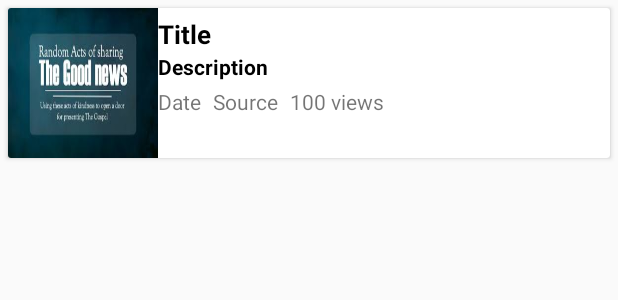
After one commit to Yellowbeard-26/News-App, an Android app: the layout items_news.xml on its own in the app's theme, with its tools: preview values and no code run, on a phone screen of 412 x 824 dp. The commit adds this screen. Shown: the top 300 px of the screen. Run offline under Robolectric (Android 15) with nearby library versions, the phone set to English and light mode, and no system bars.

Commit message:
News App

```diff
--- /dev/null
+++ b/app/src/main/res/layout/items_news.xml
@@ -0,0 +1,100 @@
+<?xml version="1.0" encoding="utf-8"?>
+<androidx.cardview.widget.CardView
+    xmlns:android="http://schemas.android.com/apk/res/android"
+    xmlns:app="http://schemas.android.com/apk/res-auto"
+    xmlns:tools="http://schemas.android.com/tools"
+    android:layout_width="match_parent"
+    android:layout_height="wrap_content"
+    android:clickable="true"
+    android:layout_margin="5dp"
+    android:focusable="true"
+    android:foreground="?attr/selectableItemBackground"
+    android:orientation="vertical">
+
+    <androidx.constraintlayout.widget.ConstraintLayout
+        android:layout_width="match_parent"
+        android:layout_height="wrap_content">
+
+        <TextView
+            android:id="@+id/news_desc"
+            android:layout_width="0dp"
+            android:layout_height="wrap_content"
+            android:layout_below="@id/news_title"
+            android:layout_toEndOf="@id/news_image"
+            android:layout_toRightOf="@id/news_image"
+            android:lineSpacingExtra="5dp"
+            android:maxLines="2"
+            android:paddingEnd="10dp"
+            android:paddingRight="10dp"
+            android:text="Description"
+            android:textColor="@color/black"
+            android:textSize="14sp"
+            android:textStyle="bold"
+            app:layout_constraintEnd_toEndOf="parent"
+            app:layout_constraintStart_toEndOf="@+id/news_image"
+            app:layout_constraintTop_toBottomOf="@+id/news_title"
+            />
+
+        <TextView
+            android:id="@+id/news_title"
+            android:layout_width="0dp"
+            android:layout_height="wrap_content"
+            android:layout_marginTop="5dp"
+            android:layout_toEndOf="@id/news_image"
+            android:layout_toRightOf="@id/news_image"
+            android:lineSpacingExtra="5dp"
+            android:maxLines="3"
+            android:paddingEnd="10dp"
+            android:paddingRight="10dp"
+            android:text="Title"
+            android:textColor="@color/black"
+            android:textSize="17sp"
+            android:textStyle="bold"
+            app:layout_constraintEnd_toEndOf="parent"
+            app:layout_constraintStart_toEndOf="@+id/news_image"
+            app:layout_constraintTop_toTopOf="parent" />
+
+        <ImageView
+            android:id="@+id/news_image"
+            android:layout_width="100dp"
+            android:layout_height="100dp"
+            android:adjustViewBounds="true"
+            android:scaleType="fitXY"
+            android:src="@drawable/img4"
+            app:layout_constraintBottom_toBottomOf="parent"
+            app:layout_constraintStart_toStartOf="parent"
+            app:layout_constraintTop_toTopOf="parent" />
+
+        <TextView
+            android:id="@+id/news_date"
+            android:layout_width="wrap_content"
+            android:layout_height="wrap_content"
+            android:text="Date"
+            app:layout_constraintBaseline_toBaselineOf="@+id/news_source"
+            app:layout_constraintStart_toEndOf="@+id/news_image" />
+
+        <TextView
+            android:id="@+id/news_source"
+            android:layout_width="wrap_content"
+            android:layout_height="wrap_content"
+            android:layout_marginStart="8dp"
+            android:layout_marginLeft="8dp"
+            android:text="Source"
+            app:layout_constraintBaseline_toBaselineOf="@+id/news_views"
+            app:layout_constraintStart_toEndOf="@+id/news_date" />
+
+        <TextView
+            android:id="@+id/news_views"
+            android:layout_width="wrap_content"
+            android:layout_height="wrap_content"
+            android:layout_marginStart="8dp"
+            android:layout_marginLeft="8dp"
+            android:layout_marginTop="4dp"
+            android:text="100 views"
+            app:layout_constraintStart_toEndOf="@+id/news_source"
+            app:layout_constraintTop_toBottomOf="@+id/news_desc" />
+
+    </androidx.constraintlayout.widget.ConstraintLayout>
+
+
+</androidx.cardview.widget.CardView>
--- a/build.gradle
+++ b/build.gradle
@@ -16,7 +16,11 @@ allprojects {
     repositories {
         google()
         jcenter()
+        maven {
+            url "https://jitpack.io"
+        }
     }
+
 }
 
 task clean(type: Delete) {
```
Also changed, not shown: app/build.gradle (+10 -0 lines), app/src/main/AndroidManifest.xml (+8 -1 lines), app/src/main/java/com/example/newsapp/MainActivity.java (+64 -1 lines), app/src/main/java/com/example/newsapp/adapters/Gridcategoryadapter.java (added, +88 -0 lines), app/src/main/res/layout/activity_main.xml (+13 -1 lines), app/src/main/res/layout/item_category_layout.xml (added, +40 -0 lines), app/src/main/res/layout/items_news_image.xml (added, +98 -0 lines), app/src/main/res/drawable/img1.jpg (added), app/src/main/res/drawable/img2.jpg (added), app/src/main/res/drawable/img3.jpg (added), app/src/main/res/drawable/img4.jpg (added).
